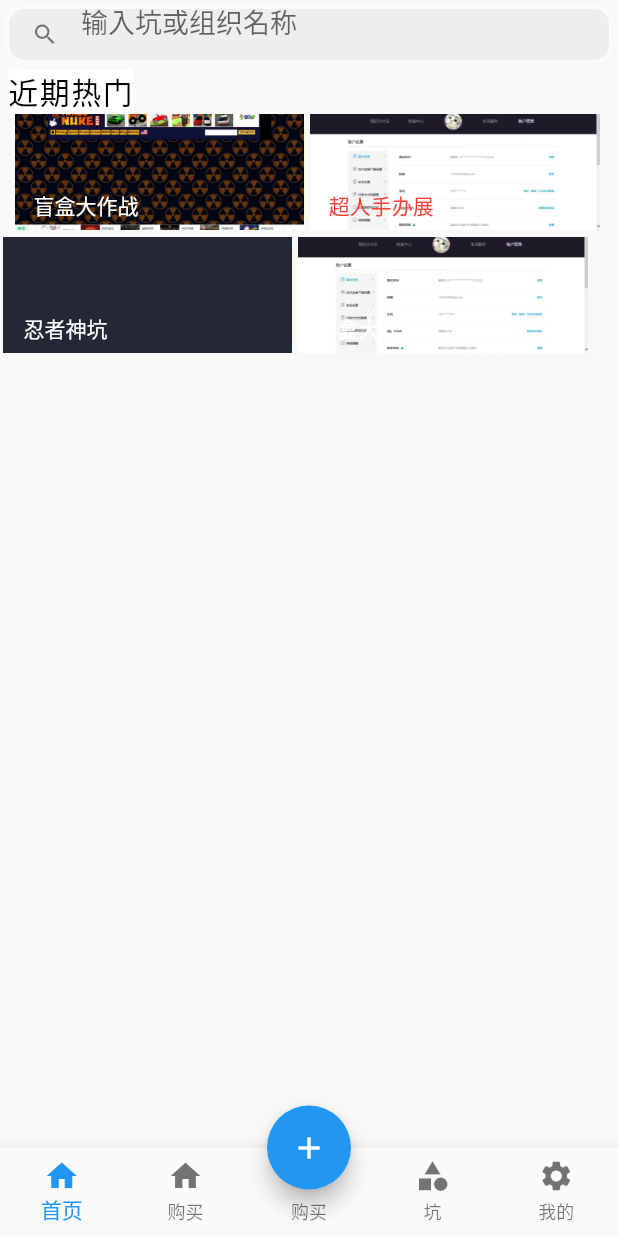
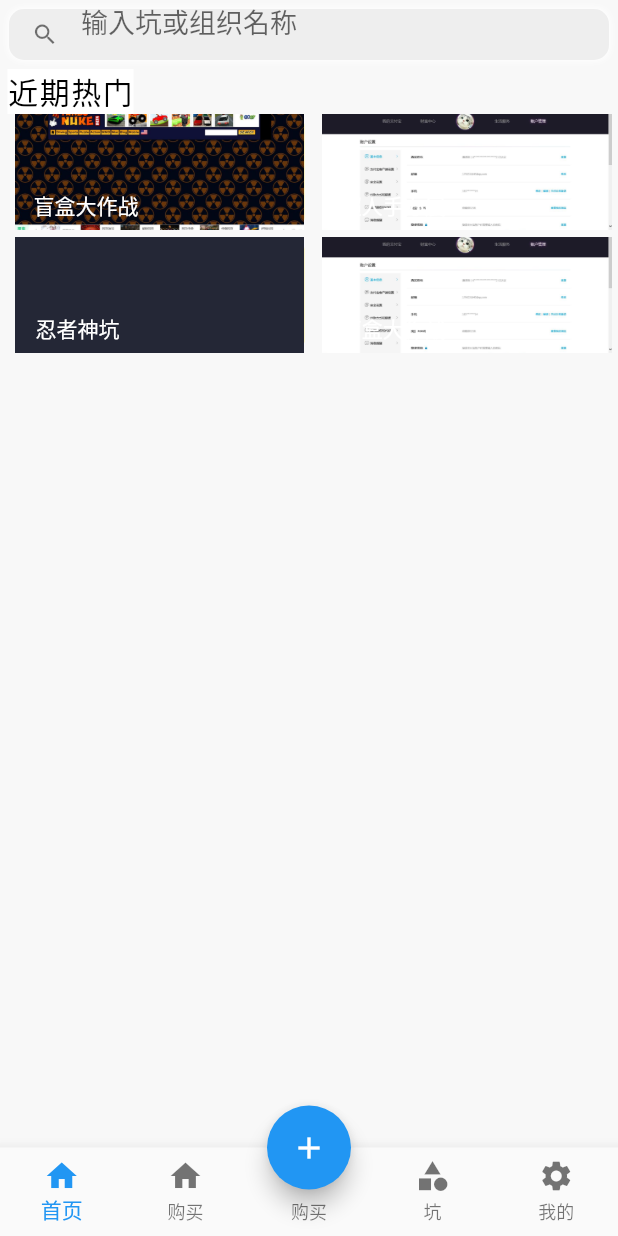
Before and after one commit to msc2318700141/demo01, a Flutter app: the screen it shows after launch, on a phone screen of 412 x 824 dp. Run offline on Flutter 3.47's test engine with Material 2 defaults, Android fonts, the phone set to English and light mode, and no system bars.

Commit message:
近期热门+,xia-

```diff
--- a/lib/views/keng_page/keng.dart
+++ b/lib/views/keng_page/keng.dart
@@ -138,7 +138,7 @@ Widget kengContent(BuildContext context,double deviceWidth){
             ),
             Container(
               width: itemWidth,
-              margin:EdgeInsets.only(bottom:5,left:2),
+              margin:EdgeInsets.only(bottom:5,left:10),
               decoration: BoxDecoration(
                 borderRadius: BorderRadius.circular(8),
                 color:Colors.yellow,
@@ -152,7 +152,7 @@ Widget kengContent(BuildContext context,double deviceWidth){
                     maxLines:1,
                     overflow: TextOverflow.ellipsis,
                     style: TextStyle(
-                      color: Colors.red,
+                      color: Colors.white,
 
                     ),
                   )
@@ -162,7 +162,7 @@ Widget kengContent(BuildContext context,double deviceWidth){
             ),
             Container(
               width: itemWidth,
-              margin:EdgeInsets.only(bottom:5,left:2),
+              margin:EdgeInsets.only(bottom:5,left:10),
               decoration: BoxDecoration(
                 borderRadius: BorderRadius.circular(8),
                 color:Colors.yellow,
@@ -185,7 +185,7 @@ Widget kengContent(BuildContext context,double deviceWidth){
             ),
             Container(
               width: itemWidth,
-              margin:EdgeInsets.only(bottom:5,left:2),
+              margin:EdgeInsets.only(bottom:5,left:10),
               decoration: BoxDecoration(
                 borderRadius: BorderRadius.circular(8),
                 color:Colors.yellow,
```
